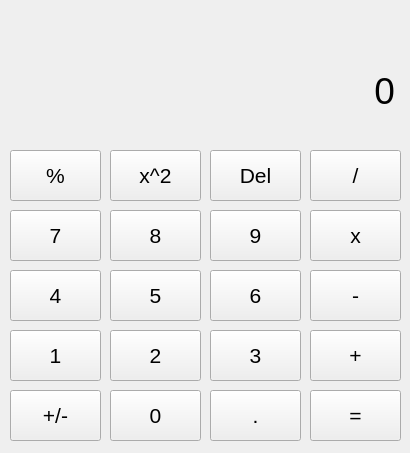
Above: Calculator/mainwindow.ui from AleksandrHovhannisyan/CPPalculator before the change. Below: the same form after it.
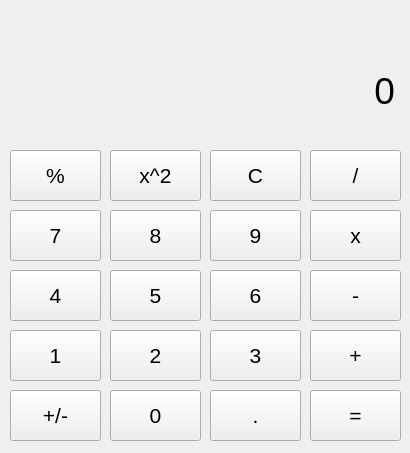
That is the form after the change.

```diff
--- a/Calculator/mainwindow.ui
+++ b/Calculator/mainwindow.ui
@@ -389,7 +389,7 @@
      </font>
     </property>
     <property name="text">
-     <string>Del</string>
+     <string>C</string>
     </property>
    </widget>
    <widget class="QLabel" name="labelInput">
```
Left out of the diff: 2 changed lines with no effect on the pictures.
